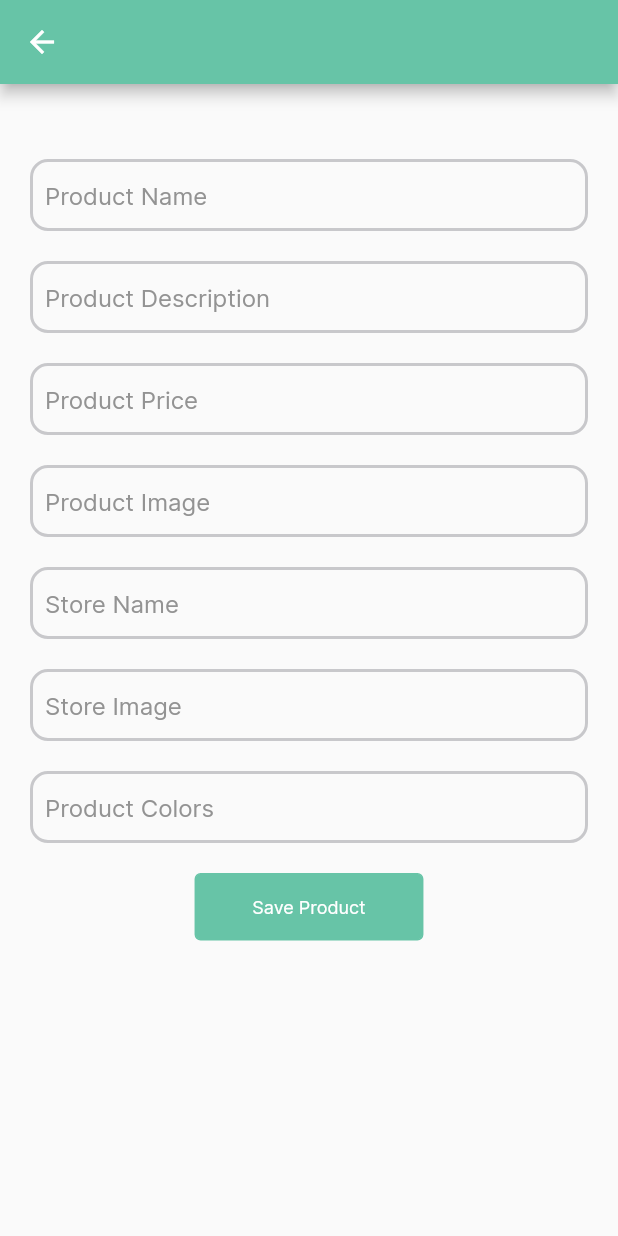
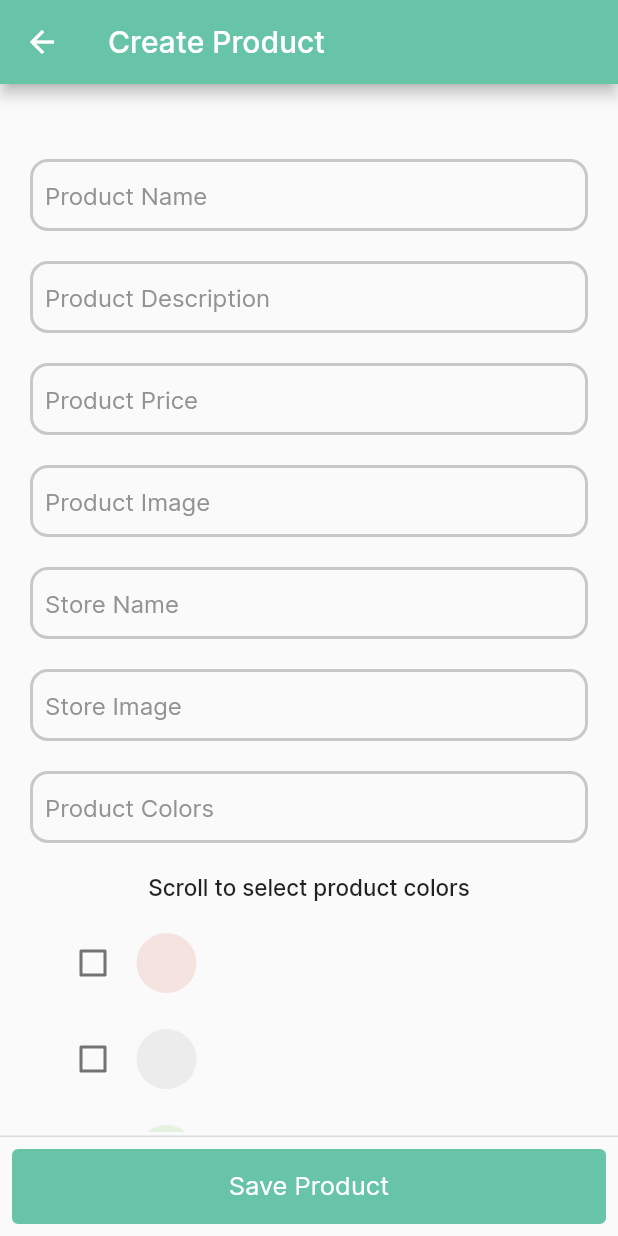
Before and after one commit to Cindy-dev/ecommerce_app, a Flutter app: the AccountPage screen opened directly, on a phone screen of 412 x 824 dp. Run offline on Flutter 3.47's test engine with Material 2 defaults, Android fonts, the phone set to English and light mode, and no system bars; our stand-ins replace bloc, equatable, flutter_bloc, flutter_dotenv, logger, supabase_flutter; accounts and stored records are empty.

Commit message:
input fields design

```diff
--- a/lib/e-commerce_app/account/presentation/views/account_page.dart
+++ b/lib/e-commerce_app/account/presentation/views/account_page.dart
@@ -1,5 +1,6 @@
 import 'package:flutter/material.dart';
 import 'package:flutter_app_ui/e-commerce_app/account/presentation/widgets/text_form.dart';
+import 'package:flutter_app_ui/e-commerce_app/util/dummy_data.dart';
 import 'package:flutter_app_ui/e-commerce_app/util/e_commerce_button.dart';
 import 'package:flutter_app_ui/e-commerce_app/util/e_commerce_colors.dart';
 import 'package:flutter_app_ui/e-commerce_app/util/navigators.dart';
@@ -18,12 +19,27 @@ class _AccountPageState extends State<AccountPage> {
   final storeImageController = TextEditingController();
   final priceController = TextEditingController();
   final colorsController = TextEditingController();
+  late List<bool> isChecked;
+  List<String> selectedColors = [];
+  @override
+  void initState() {
+    // TODO: implement initState
+    super.initState();
+    isChecked = List<bool>.filled(DummyData.productColors.length, false);
+  }
 
   @override
   Widget build(BuildContext context) {
     return Scaffold(
       appBar: AppBar(
         backgroundColor: EcommerceColors.green,
+        title: const Text(
+          'Create Product',
+          style: TextStyle(
+              fontFamily: "Inter",
+              color: EcommerceColors.white,
+              fontSize: 20),
+        ),
       ),
       body: SafeArea(
         child: SingleChildScrollView(
@@ -59,18 +75,72 @@ class _AccountPageState extends State<AccountPage> {
                     controller: colorsController,
                     hintText: "Product Colors",
                     fontSize: 16),
+                const Text(
+                  "Scroll to select product colors",
+                  style: TextStyle(
+                      fontFamily: "Inter",
+                      fontWeight: FontWeight.w500,
+                      fontSize: 15),
+                ),
+                Container(
+                  padding: const EdgeInsets.all(10),
+                  height: MediaQuery.of(context).size.height / 5,
+                  child: ListView.builder(
+                      shrinkWrap: true,
+                      itemCount: DummyData.productColors.length,
+                      itemBuilder: (context, i) {
+                        final colors = DummyData.productColors[i];
+                        return Padding(
+                          padding: const EdgeInsets.all(8.0),
+                          child: Row(
+                            children: [
+                              Checkbox(
+                                  value: isChecked[i],
+                                  onChanged: (bool? value) {
+                                    setState(() {
+                                      isChecked[i] = value!;
+                                    });
 
-                const ECButton(
-                  buttonColor: EcommerceColors.green,
-                  buttonText: 'Save Product',
-                  textColor: EcommerceColors.white,
-                  borderColor: EcommerceColors.green,
+                                    /// this logic adds or remove new product colors in a list based on user interaction with the checkbox
+                                    if (isChecked[i] == true) {
+                                      selectedColors.add(colors);
+                                    } else {
+                                      selectedColors.remove(colors);
+                                    }
+                                  }),
+                              const SizedBox(
+                                width: 5,
+                              ),
+                              CircleAvatar(
+                                backgroundColor: Color(int.parse(colors)),
+                              )
+                            ],
+                          ),
+                        );
+                      }),
                 ),
               ],
             ),
           ),
         ),
       ),
+      persistentFooterButtons: [
+        Container(
+          alignment: Alignment.center,
+          height: 50,
+          decoration: BoxDecoration(
+              color: EcommerceColors.green,
+              borderRadius: BorderRadius.circular(4),
+              border: Border.all(color: EcommerceColors.green)),
+          child: const Text(
+            'Save Product',
+            style: TextStyle(
+                fontFamily: "Inter",
+                color: EcommerceColors.white,
+                fontSize: 17),
+          ),
+        ),
+      ],
     );
   }
 }
@@ -120,12 +190,12 @@ class _AdminAuthState extends State<AdminAuth> {
                       return null;
                     },
                   ),
-                  const ECButton(
-                    buttonColor: EcommerceColors.green,
-                    buttonText: 'Save Product',
-                    textColor: EcommerceColors.white,
-                    borderColor: EcommerceColors.green,
-                  ),
+                  // const ECButton(
+                  //   buttonColor: EcommerceColors.green,
+                  //   buttonText: 'Save Product',
+                  //   textColor: EcommerceColors.white,
+                  //   borderColor: EcommerceColors.green,
+                  // ),
                   ElevatedButton(
                       onPressed: () {
                         if (!formKey.currentState!.validate()) {
@@ -148,7 +218,7 @@ class _AdminAuthState extends State<AdminAuth> {
                           }
                         }
                       },
-                      child: const Text('Login'))
+                      child: const Text('Login')),
                 ],
               ),
             ),
--- a/lib/e-commerce_app/util/dummy_data.dart
+++ b/lib/e-commerce_app/util/dummy_data.dart
@@ -10,5 +10,13 @@ class DummyData {
   static String? address;
   static String? city;
   static String? phone;
-
+  static List<String> productColors = [
+    "0xffF5E3DF",
+    "0xffECECEC",
+    "0xffE4F2DF",
+    "0xffD5E0ED",
+    "0xff3E3D40",
+    "0xffF1D7C0",
+    "0xffA2592D",
+  ];
 }
```
